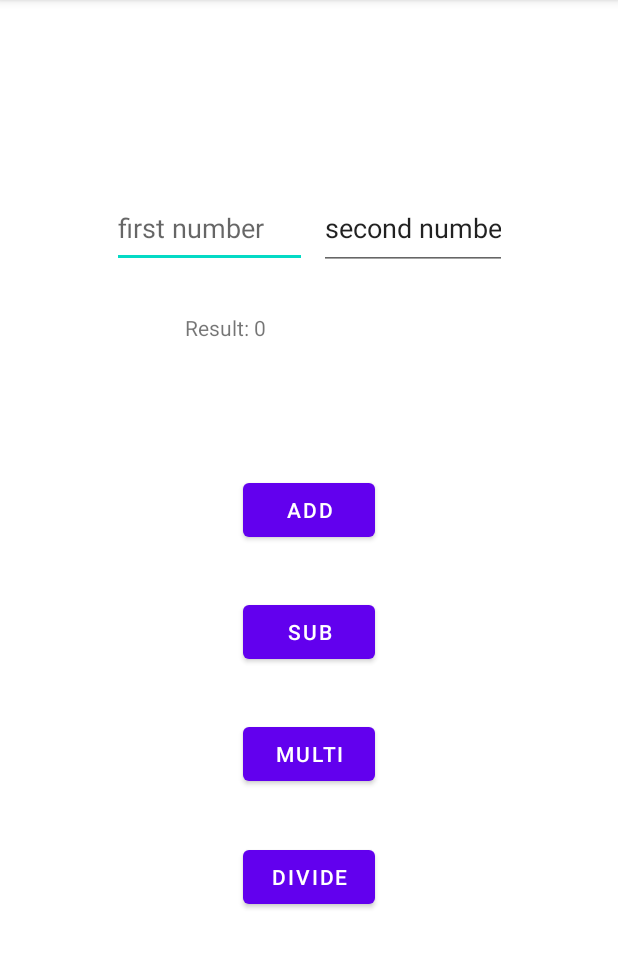
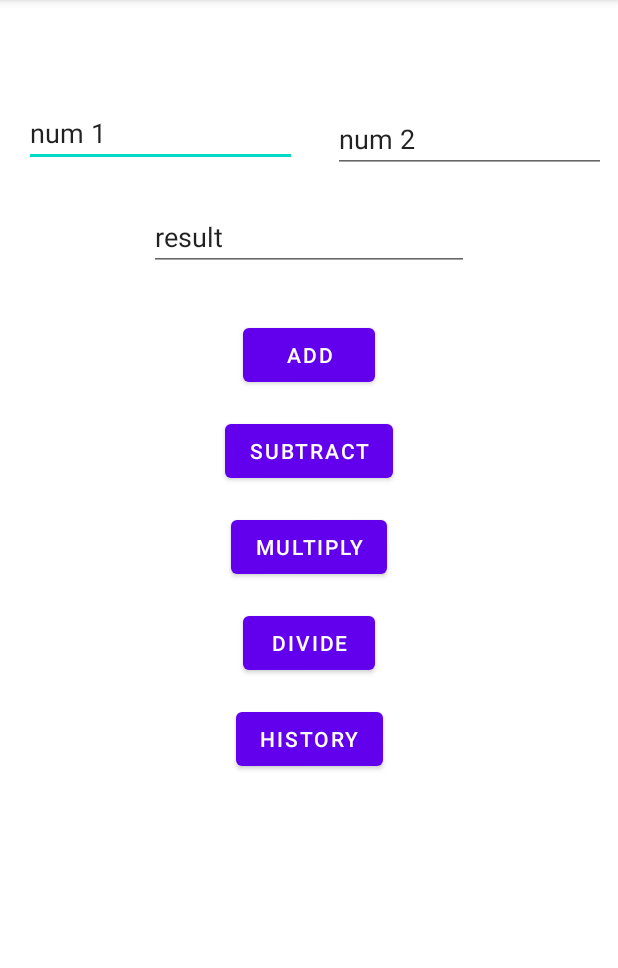
Before and after one commit to ibrahelsheikh/Calculator, an Android app: the screen it shows after launch (MainActivity), on a phone screen of 412 x 824 dp, the part 84-1052 px from its top. Run offline under Robolectric (Android 15) with nearby library versions, the phone set to English and light mode, and no system bars.

Commit message:
fix stop app bug

```diff
--- a/app/src/main/java/com/example/calculator/MainActivity.java
+++ b/app/src/main/java/com/example/calculator/MainActivity.java
@@ -1,69 +1,24 @@
 package com.example.calculator;
 
+import android.os.Bundle;
+
+import androidx.activity.EdgeToEdge;
 import androidx.appcompat.app.AppCompatActivity;
-
-import android.os.Bundle;
-import android.widget.Button;
-import android.widget.EditText;
-import android.widget.TextView;
+import androidx.core.graphics.Insets;
+import androidx.core.view.ViewCompat;
+import androidx.core.view.WindowInsetsCompat;
 
 public class MainActivity extends AppCompatActivity {
-    TextView resulttext;
-    EditText firstnum, secondnum;
-    Button addbutton, subbutton, mulbutton, divbutton;
 
     @Override
     protected void onCreate(Bundle savedInstanceState) {
         super.onCreate(savedInstanceState);
+        EdgeToEdge.enable(this);
         setContentView(R.layout.activity_main);
-
-        firstnum = findViewById(R.id.firstnumber);
-        secondnum = findViewById(R.id.secondnumber);
-        resulttext = findViewById(R.id.result);
-        addbutton = findViewById(R.id.add);
-        subbutton = findViewById(R.id.sub);
-        mulbutton = findViewById(R.id.multi);
-        divbutton = findViewById(R.id.divide);
-
-        addtwonumber();
-        subtwonumber();
-        multwonumber();
-        divtwonumber();
-
-
-    }
-
-    private void addtwonumber() {
-        int num1, num2, sum;
-        num1 = Integer.parseInt(firstnum.getText().toString());
-        num2 = Integer.parseInt(secondnum.getText().toString());
-        sum = num1 + num2;
-        resulttext.setText("Result: " + sum);
-
-
-    }
-
-    private void subtwonumber() {
-        int num1, num2, sub;
-        num1 = Integer.parseInt(firstnum.getText().toString());
-        num2 = Integer.parseInt(secondnum.getText().toString());
-        sub = num1 - num2;
-        resulttext.setText("Result: " + sub);
-    }
-
-    private void multwonumber() {
-        int num1, num2, mul;
-        num1 = Integer.parseInt(firstnum.getText().toString());
-        num2 = Integer.parseInt(secondnum.getText().toString());
-        mul = num1 * num2;
-        resulttext.setText("Result: " + mul);
-    }
-
-    private void divtwonumber() {
-        int num1, num2, div;
-        num1 = Integer.parseInt(firstnum.getText().toString());
-        num2 = Integer.parseInt(secondnum.getText().toString());
-        div = num1 / num2;
-        resulttext.setText("Result: " + div);
+        ViewCompat.setOnApplyWindowInsetsListener(findViewById(R.id.main), (v, insets) -> {
+            Insets systemBars = insets.getInsets(WindowInsetsCompat.Type.systemBars());
+            v.setPadding(systemBars.left, systemBars.top, systemBars.right, systemBars.bottom);
+            return insets;
+        });
     }
 }
--- a/app/src/main/res/layout/activity_main.xml
+++ b/app/src/main/res/layout/activity_main.xml
@@ -1,90 +1,101 @@
+<?xml version="1.0" encoding="utf-8"?>
 <androidx.constraintlayout.widget.ConstraintLayout xmlns:android="http://schemas.android.com/apk/res/android"
     xmlns:app="http://schemas.android.com/apk/res-auto"
     xmlns:tools="http://schemas.android.com/tools"
+    android:id="@+id/main"
     android:layout_width="match_parent"
     android:layout_height="match_parent"
     tools:context=".MainActivity">
 
+    <Button
+        android:id="@+id/button"
+        android:layout_width="wrap_content"
+        android:layout_height="wrap_content"
+        android:layout_marginTop="32dp"
+        android:text="add"
+        app:layout_constraintEnd_toEndOf="parent"
+        app:layout_constraintStart_toStartOf="parent"
+        app:layout_constraintTop_toBottomOf="@+id/editTextText3" />
+
+
     <EditText
-        android:id="@+id/firstnumber"
-        android:layout_width="130dp"
-        android:layout_height="53dp"
-        android:layout_marginHorizontal="20dp"
-        android:layout_marginStart="80dp"
-        android:layout_marginTop="116dp"
-        android:hint="first number"
-        android:inputType="number"
-        app:layout_constraintBottom_toTopOf="@+id/result"
-        app:layout_constraintEnd_toStartOf="@+id/secondnumber"
+        android:id="@+id/num1"
+        android:layout_width="0dp"
+        android:layout_height="41dp"
+        android:layout_marginStart="16dp"
+        android:layout_marginTop="70dp"
+        android:layout_marginEnd="8dp"
+        android:ems="10"
+        android:inputType="text"
+        android:text="num 1"
+        app:layout_constraintEnd_toStartOf="@+id/num2"
         app:layout_constraintStart_toStartOf="parent"
         app:layout_constraintTop_toTopOf="parent" />
 
     <EditText
-        android:id="@+id/secondnumber"
-        android:layout_width="125dp"
-        android:layout_height="55dp"
-        android:layout_marginStart="8dp"
-        android:layout_marginEnd="80dp"
-        android:inputType="number"
-        android:text="second number"
-        app:layout_constraintBottom_toBottomOf="@+id/firstnumber"
+        android:id="@+id/num2"
+        android:layout_width="0dp"
+        android:layout_height="wrap_content"
+        android:layout_marginStart="16dp"
+        android:layout_marginEnd="8dp"
+        android:ems="10"
+        android:inputType="text"
+        android:text="num 2"
         app:layout_constraintEnd_toEndOf="parent"
-        app:layout_constraintStart_toEndOf="@+id/firstnumber"
-        app:layout_constraintTop_toTopOf="@+id/firstnumber" />
+        app:layout_constraintStart_toEndOf="@+id/num1"
+        app:layout_constraintTop_toTopOf="@+id/num1" />
 
-    <TextView
-        android:id="@+id/result"
-        android:layout_width="166dp"
-        android:layout_height="48dp"
-        android:layout_marginTop="20dp"
-        app:layout_constraintBottom_toTopOf="@+id/add"
-        app:layout_constraintEnd_toEndOf="parent"
-        app:layout_constraintStart_toStartOf="parent"
-        app:layout_constraintTop_toBottomOf="@+id/firstnumber" />
-
-    <Button
-        android:id="@+id/add"
-        android:layout_width="wrap_content"
-        android:layout_height="wrap_content"
-        android:layout_marginTop="50dp"
-        android:text="add"
-        app:layout_constraintBottom_toTopOf="@+id/sub"
-        app:layout_constraintEnd_toEndOf="parent"
-        app:layout_constraintStart_toStartOf="parent"
-        app:layout_constraintTop_toBottomOf="@+id/result" />
-
-    <Button
-        android:id="@+id/sub"
+    <EditText
+        android:id="@+id/editTextText3"
         android:layout_width="wrap_content"
         android:layout_height="wrap_content"
         android:layout_marginTop="24dp"
-        android:text="sub"
-        app:layout_constraintBottom_toTopOf="@+id/multi"
-        app:layout_constraintEnd_toEndOf="@+id/add"
-        app:layout_constraintStart_toStartOf="@+id/add"
-        app:layout_constraintTop_toBottomOf="@+id/add" />
+        android:ems="10"
+        android:inputType="text"
+        android:text="result"
+        app:layout_constraintEnd_toEndOf="parent"
+        app:layout_constraintStart_toStartOf="parent"
+        app:layout_constraintTop_toBottomOf="@+id/num1" />
 
     <Button
-        android:id="@+id/multi"
+        android:id="@+id/Subtract"
         android:layout_width="wrap_content"
         android:layout_height="wrap_content"
-        android:layout_marginTop="24dp"
-        android:text="multi"
-        app:layout_constraintBottom_toTopOf="@+id/divide"
-        app:layout_constraintEnd_toEndOf="@+id/sub"
-        app:layout_constraintStart_toStartOf="@+id/sub"
-        app:layout_constraintTop_toBottomOf="@+id/sub" />
+        android:layout_marginTop="16dp"
+        android:text="Subtract"
+        app:layout_constraintEnd_toEndOf="parent"
+        app:layout_constraintStart_toStartOf="parent"
+        app:layout_constraintTop_toBottomOf="@+id/button" />
 
     <Button
-        android:id="@+id/divide"
+        android:id="@+id/multiply"
         android:layout_width="wrap_content"
         android:layout_height="wrap_content"
-        android:layout_marginTop="24dp"
-        android:layout_marginBottom="150dp"
-        android:text="divide"
-        app:layout_constraintBottom_toBottomOf="parent"
-        app:layout_constraintEnd_toEndOf="@+id/multi"
-        app:layout_constraintStart_toStartOf="@+id/multi"
-        app:layout_constraintTop_toBottomOf="@+id/multi" />
+        android:layout_marginTop="16dp"
+        android:text="multiply"
+        app:layout_constraintEnd_toEndOf="parent"
+        app:layout_constraintStart_toStartOf="parent"
+        app:layout_constraintTop_toBottomOf="@+id/Subtract" />
+
+    <Button
+        android:id="@+id/Divide"
+        android:layout_width="wrap_content"
+        android:layout_height="wrap_content"
+        android:layout_marginTop="16dp"
+        android:text="Divide"
+        app:layout_constraintEnd_toEndOf="parent"
+        app:layout_constraintStart_toStartOf="parent"
+        app:layout_constraintTop_toBottomOf="@+id/multiply" />
+
+    <Button
+        android:id="@+id/history"
+        android:layout_width="wrap_content"
+        android:layout_height="wrap_content"
+        android:layout_marginTop="16dp"
+        android:text="history"
+        app:layout_constraintEnd_toEndOf="parent"
+        app:layout_constraintStart_toStartOf="parent"
+        app:layout_constraintTop_toBottomOf="@+id/Divide" />
+
 
 </androidx.constraintlayout.widget.ConstraintLayout>
```
